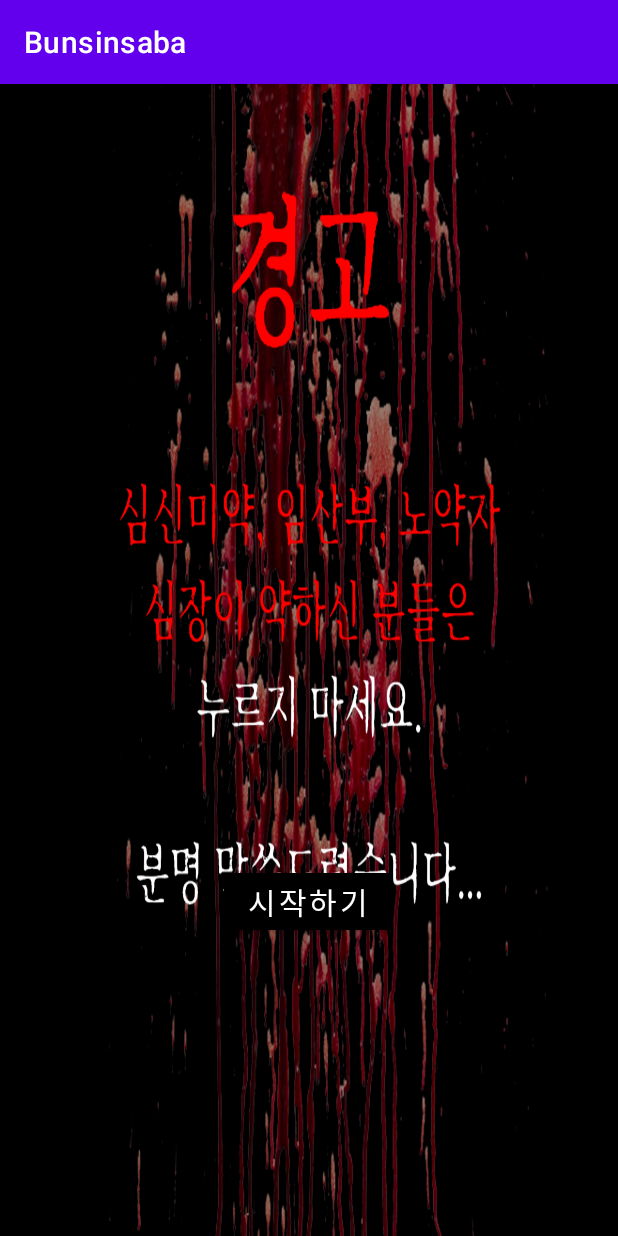
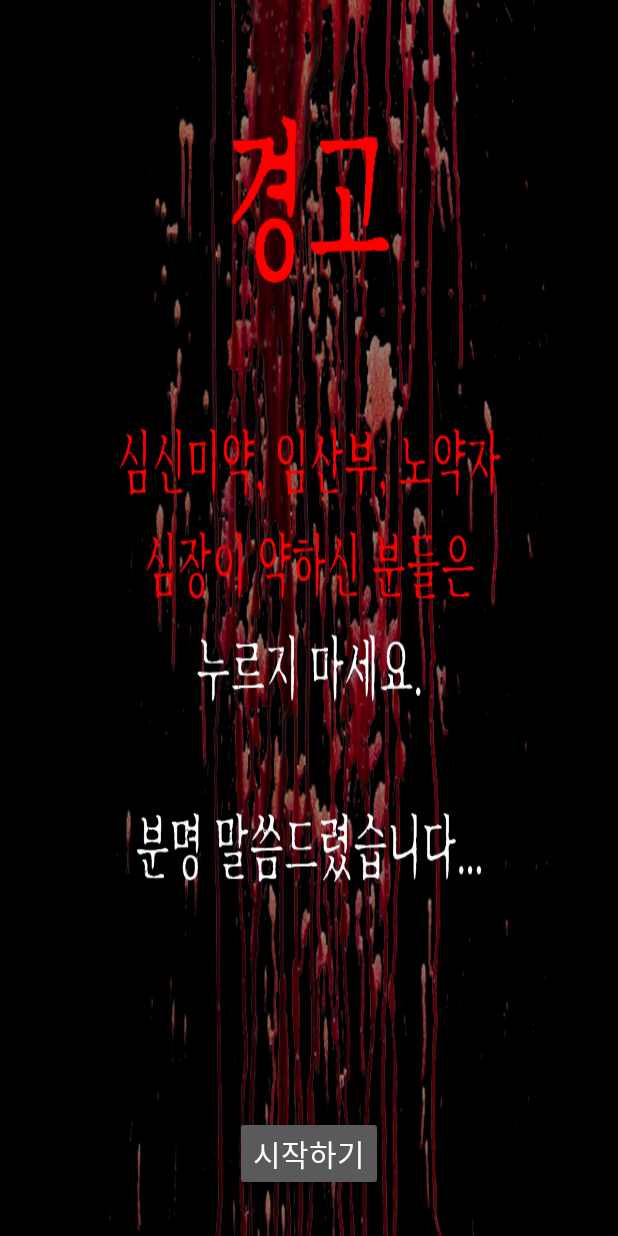
Before and after one commit to ohg89416/bunsinsaba, an Android app: the WarningActivity screen opened directly, with no data from a screen before it, on a phone screen of 412 x 824 dp. Run offline under Robolectric (Android 15) with nearby library versions, the phone set to English and light mode, and no system bars.

Commit message:
2021-10-29

```diff
--- a/app/src/main/AndroidManifest.xml
+++ b/app/src/main/AndroidManifest.xml
@@ -8,7 +8,7 @@
         android:label="@string/app_name"
         android:roundIcon="@mipmap/ic_launcher_round"
         android:supportsRtl="true"
-        android:theme="@style/Theme.Bunsinsaba">
+        android:theme="@style/Theme.AppCompat.NoActionBar">
 
         <activity android:name=".IntroActivity"
             android:exported="true">
--- a/app/src/main/java/com/example/bunsinsaba/StartActivity.java
+++ b/app/src/main/java/com/example/bunsinsaba/StartActivity.java
@@ -14,4 +14,6 @@ public class StartActivity extends AppCompatActivity {
 
     }
 
+
+
 }
--- a/app/src/main/res/layout/activity_start.xml
+++ b/app/src/main/res/layout/activity_start.xml
@@ -6,7 +6,7 @@
     android:layout_height="match_parent"
     android:orientation="vertical"
     tools:context=".StartActivity"
-    android:background="@color/black">
+    android:background="@drawable/oxone">
 
 
 
--- a/app/src/main/res/layout/activity_warning.xml
+++ b/app/src/main/res/layout/activity_warning.xml
@@ -8,15 +8,20 @@
     tools:context=".WarningActivity"
     android:background="@drawable/warning">
 
+    <LinearLayout
+        android:layout_width="match_parent"
+        android:layout_height="0dp"
+        android:layout_weight="1">
+    </LinearLayout>
+
     <Button
         android:id="@+id/startgame"
         android:layout_width="wrap_content"
-        android:layout_height="match_parent"
-        android:layout_gravity="center"
-        android:layout_marginTop="520dp"
-        android:textSize="20dp"
+        android:layout_height="wrap_content"
+        android:layout_gravity="center_horizontal"
+        android:layout_marginBottom="30dp"
+
         android:text="시작하기"
-        android:backgroundTint="@color/black"
-        android:clickable="true"/>
+        android:textSize="20dp" />
 
 </LinearLayout>
```
Also changed, not shown: app/src/main/res/layout/activity_main.xml (+7 -6 lines), app/src/main/res/drawable-v24/oxone.png (added).
